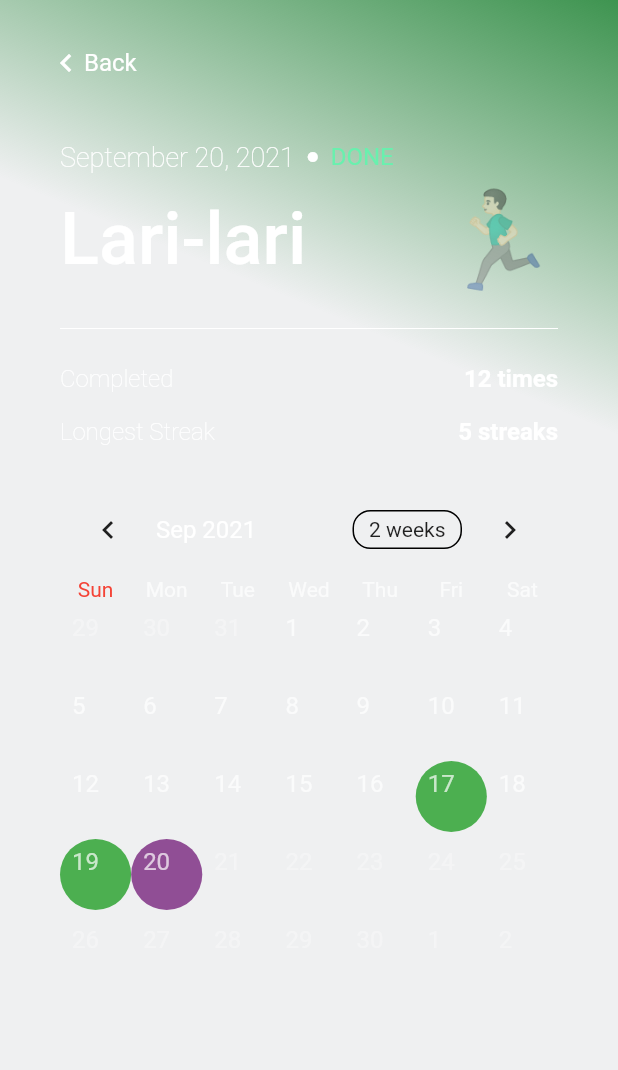
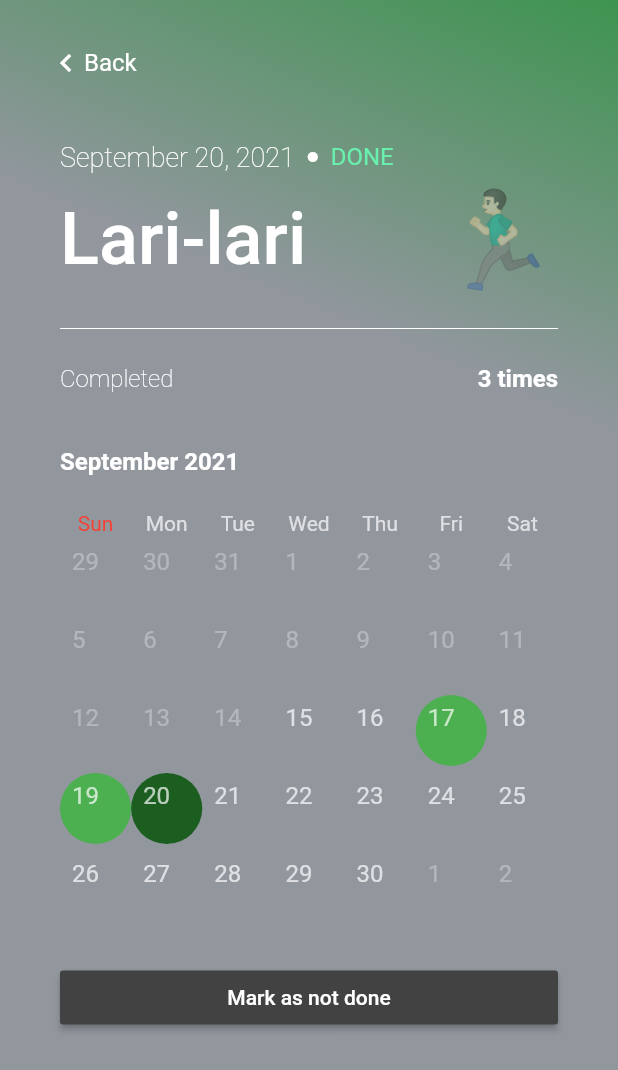
Before and after one commit to masbagal/habit_tracker_app, a Flutter app: the screen it shows after launch, after a tap on "🏃🏻‍♂️", on a phone screen of 412 x 824 dp. Shown: the top 1070 px of the screen. Run offline on Flutter 3.47's test engine with Material 2 defaults, Android fonts, the light colour scheme and no system bars; drawn by our look-alikes of table_calendar; our stand-ins replace date_picker_timeline, emoji_picker_flutter, hive, hive_flutter; accounts and stored records are empty.

Commit message:
can mark done/not done

```diff
--- a/lib/components/calendar_view.dart
+++ b/lib/components/calendar_view.dart
@@ -15,18 +15,22 @@ class DateCell extends StatelessWidget {
       {required this.day,
       this.isDisabled = false,
       this.isSelected = false,
-      this.isDone = true});
+      this.isDone = false});
 
   @override
   Widget build(BuildContext context) {
     final dayText = DateFormat.d().format(day);
     final color = isDisabled ? Colors.white30 : Colors.white70;
     final isShowCheckmark = isDone && !isDisabled;
-    final boxColor = isSelected
-        ? Color(0xff904E95)
-        : isShowCheckmark
-            ? Colors.green
-            : Colors.transparent;
+    Color boxColor = Colors.transparent;
+    if (isSelected && isShowCheckmark) {
+      boxColor = Color(0xff1b5e20);
+    } else if (isSelected) {
+      boxColor = Color(0xff904E95);
+    } else if (isShowCheckmark) {
+      boxColor = Colors.green;
+    }
+
     return Container(
       padding: EdgeInsets.all(8),
       decoration: BoxDecoration(
@@ -41,9 +45,12 @@ class DateCell extends StatelessWidget {
 class CalendarView extends StatefulWidget {
   final TaskTracker monthTrackingData;
   final onSelectedDateChanged;
+  final DateTime? firstDate;
 
   CalendarView(
-      {required this.monthTrackingData, required this.onSelectedDateChanged});
+      {required this.monthTrackingData,
+      required this.onSelectedDateChanged,
+      this.firstDate});
 
   @override
   _CalendarViewState createState() => _CalendarViewState();
@@ -55,7 +62,18 @@ class _CalendarViewState extends State<CalendarView> {
 
   @override
   Widget build(BuildContext context) {
-    return TableCalendar(
+    final month = DateFormat.yMMMM().format(_selectedDay);
+    return Column(
+      children: [
+        Align(
+          alignment: Alignment.bottomLeft,
+          child: Text(
+            month,
+            style: kTextBold,
+          ),
+        ),
+        SizedBox(height: 24),
+        TableCalendar(
           onDaySelected: (selectedDay, focusedDay) {
             setState(() {
               _selectedDay = selectedDay;
@@ -63,6 +81,11 @@ class _CalendarViewState extends State<CalendarView> {
               widget.onSelectedDateChanged(selectedDay);
             });
           },
+          onFormatChanged: (format) {
+            print(format);
+          },
+          headerVisible: false,
+          rangeSelectionMode: RangeSelectionMode.disabled,
           calendarBuilders: CalendarBuilders(
             headerTitleBuilder: (context, datetime) {
               final month = DateFormat.yMMM().format(datetime);
@@ -72,10 +95,14 @@ class _CalendarViewState extends State<CalendarView> {
               return DateCell(
                 day: day,
                 isSelected: isSameDay(_selectedDay, day),
+                isDone: widget.monthTrackingData.checkIsDoneWhereDate(day),
               );
             },
             selectedBuilder: (context, day, focusedDay) {
-          return DateCell(day: day, isDisabled: true);
+              return DateCell(
+                  day: day,
+                  isDisabled: true,
+                  isDone: widget.monthTrackingData.checkIsDoneWhereDate(day));
             },
             disabledBuilder: (context, day, focusedDay) {
               return DateCell(day: day, isDisabled: true);
@@ -102,9 +129,16 @@ class _CalendarViewState extends State<CalendarView> {
               );
             },
           ),
-      firstDay: DateTime.utc(2021, 9, 1),
-      lastDay: DateTime.now(),
+          firstDay: widget.firstDate != null
+              ? widget.firstDate!.subtract(Duration(days: 5))
+              : DateTime.now(),
+          lastDay: DateTime.now().add(Duration(days: 90)),
           focusedDay: DateTime.now(),
+          headerStyle:
+              HeaderStyle(titleTextStyle: TextStyle(color: Colors.white)),
+          availableGestures: AvailableGestures.horizontalSwipe,
+        ),
+      ],
     );
   }
 }
--- a/lib/components/hero_banner.dart
+++ b/lib/components/hero_banner.dart
@@ -31,6 +31,7 @@ class HeroBanner extends StatelessWidget {
   int countTaskDoneCount() {
     int count = 0;
     taskTrackerBox.keys.forEach((taskId) {
+      print('taskId' + taskId.toString());
       TaskTracker tracker = taskTrackerBox.get(taskId,
           defaultValue: TaskTracker(trackedDates: []));
       if (tracker.isTodayTaskDone()) {
@@ -82,8 +83,12 @@ class HeroBanner extends StatelessWidget {
                 Text(date, style: kHeroTextStyle),
                 Padding(
                   padding: const EdgeInsets.only(top: 16.0),
-                  child: Text('$totalDoneTaskToday of $totalTasks tasks done',
-                      style: kHeroSubTitleStyle),
+                  child: totalTasks > 0
+                      ? Text('$totalDoneTaskToday of $totalTasks tasks done',
+                          style: kHeroSubTitleStyle)
+                      : Text('No tasks to be tracked',
+                          style: kHeroSubTitleStyle.copyWith(
+                              color: Colors.white.withOpacity(0.7))),
                 )
               ],
             ),
--- a/lib/components/lists/task_list.dart
+++ b/lib/components/lists/task_list.dart
@@ -1,13 +1,15 @@
 import 'package:flutter/material.dart';
 import 'package:flutter_personal_tracker/components/task_card.dart';
+import 'package:flutter_personal_tracker/constant.dart';
 import 'package:flutter_personal_tracker/helpers/task_db.dart';
 import 'package:flutter_personal_tracker/model/task_entry.dart';
 import 'package:flutter_personal_tracker/screens/task_screen.dart';
 
 class TaskList extends StatefulWidget {
   final DateTime selectedDate;
+  final Function refreshHomePage;
 
-  TaskList({required this.selectedDate});
+  TaskList({required this.selectedDate, required this.refreshHomePage});
 
   @override
   _TaskListState createState() => _TaskListState();
@@ -24,7 +26,9 @@ class _TaskListState extends State<TaskList> {
           taskId: taskId,
         ),
       ),
-    );
+    ).then((value) {
+      widget.refreshHomePage();
+    });
   }
 
   @override
@@ -33,6 +37,8 @@ class _TaskListState extends State<TaskList> {
 
     List<Widget> renderTaskCard() {
       int index = 0;
+
+      if (taskList.isNotEmpty) {
         return taskList.map((task) {
           int taskId = taskBox.keyAt(index++);
           return TaskCard(
@@ -43,6 +49,29 @@ class _TaskListState extends State<TaskList> {
             onTap: handleNavigation,
           );
         }).toList();
+      } else {
+        return [
+          Container(
+              alignment: Alignment.center,
+              padding: EdgeInsets.symmetric(vertical: 48, horizontal: 16),
+              child: Column(
+                crossAxisAlignment: CrossAxisAlignment.center,
+                children: [
+                  Text(
+                    'No task(s) yet.',
+                    style: kTextLight.copyWith(fontSize: 24),
+                    textAlign: TextAlign.center,
+                  ),
+                  SizedBox(height: 24),
+                  Text(
+                    'Add your first task by tapping add button on the bottom corner.',
+                    style: kTextLight.copyWith(height: 1),
+                    textAlign: TextAlign.center,
+                  ),
+                ],
+              ))
+        ];
+      }
     }
 
     return Container(
--- a/lib/helpers/task_db.dart
+++ b/lib/helpers/task_db.dart
@@ -9,8 +9,8 @@ Future initTaskBox() async {
   await Hive.initFlutter();
   Hive.registerAdapter(TaskEntryAdapter());
   Hive.registerAdapter(TaskTrackerAdapter());
-  taskBox = await Hive.openBox<TaskEntry>('taskBoxw3Rs');
-  taskTrackerBox = await Hive.openBox<TaskTracker>('taskTrackerBox');
+  taskBox = await Hive.openBox<TaskEntry>('taskBosxsww3Rs');
+  taskTrackerBox = await Hive.openBox<TaskTracker>('tasksTrackerBox');
 
   // populate
   taskBox.put(1, TaskEntry.newTask(taskName: 'Lari-lari', taskIcon: '🏃🏻‍♂️'));
--- a/lib/model/task_tracker.dart
+++ b/lib/model/task_tracker.dart
@@ -31,4 +31,20 @@ class TaskTracker {
   bool isTodayTaskDone() {
     return checkIsDoneWhereDate(DateTime.now());
   }
+
+  void addDateEntry(DateTime date) {
+    trackedDates.add(date);
+  }
+
+  void removeDateEntry(DateTime date) {
+    int removedIndex = trackedDates.indexWhere((storedDate) {
+      bool isYearMatched = date.year == storedDate.year;
+      bool isMonthMatched = date.month == storedDate.month;
+      bool isDayMatched = date.day == storedDate.day;
+
+      return isYearMatched && isMonthMatched && isDayMatched;
+    });
+
+    trackedDates.removeAt(removedIndex);
+  }
 }
--- a/lib/screens/home_screen.dart
+++ b/lib/screens/home_screen.dart
@@ -13,6 +13,10 @@ class HomeScreen extends StatefulWidget {
 class _HomeScreenState extends State<HomeScreen> {
   DateTime selectedDate = DateTime.now();
 
+  void refreshHomePage() {
+    setState(() {});
+  }
+
   @override
   Widget build(BuildContext context) {
     return Scaffold(
@@ -24,7 +28,7 @@ class _HomeScreenState extends State<HomeScreen> {
                 builder: (context) => AddTaskScreen(),
               ),
             ).then((value) {
-              setState(() {});
+              refreshHomePage();
             });
           },
           elevation: 20,
@@ -72,6 +76,7 @@ class _HomeScreenState extends State<HomeScreen> {
                       ),
                       TaskList(
                         selectedDate: selectedDate,
+                        refreshHomePage: refreshHomePage,
                       ),
                     ],
                   ))
--- a/lib/screens/task_screen.dart
+++ b/lib/screens/task_screen.dart
@@ -25,10 +25,23 @@ class _TaskScreenState extends State<TaskScreen> {
     TaskTracker taskTracker = taskTrackerBox.get(widget.taskId,
         defaultValue: TaskTracker(trackedDates: []));
 
+    int totalCompletedTimes = taskTracker.trackedDates.length;
     bool isSelectedDayTaskDone = taskTracker.checkIsDoneWhereDate(selectedDate);
 
+    void handleMarkAsDone() {
+      taskTracker.addDateEntry(selectedDate);
+      taskTrackerBox.put(widget.taskId, taskTracker);
+      setState(() {});
+    }
+
+    void removeDoneMark() {
+      taskTracker.removeDateEntry(selectedDate);
+      taskTrackerBox.put(widget.taskId, taskTracker);
+      setState(() {});
+    }
+
     return Scaffold(
-      backgroundColor: Color(0x11162130),
+      backgroundColor: Color(0x77162130),
       body: Container(
         height: MediaQuery.of(context).size.height,
         decoration: BoxDecoration(
@@ -121,6 +134,7 @@ class _TaskScreenState extends State<TaskScreen> {
                     padding: const EdgeInsets.symmetric(
                         horizontal: 40, vertical: 16),
                     child: Column(
+                      crossAxisAlignment: CrossAxisAlignment.stretch,
                       children: [
                         Row(
                           mainAxisAlignment: MainAxisAlignment.spaceBetween,
@@ -130,34 +144,35 @@ class _TaskScreenState extends State<TaskScreen> {
                               style: kTextLight,
                             ),
                             Text(
-                              '12 times',
+                              '$totalCompletedTimes times',
                               style: kTextBold,
                             ),
                           ],
                         ),
-                        SizedBox(height: 16),
-                        Row(
-                          mainAxisAlignment: MainAxisAlignment.spaceBetween,
-                          children: [
-                            Text(
-                              'Longest Streak',
-                              style: kTextLight,
-                            ),
-                            Text(
-                              '5 streaks',
-                              style: kTextBold,
-                            ),
-                          ],
-                        ),
-                        SizedBox(height: 24),
+                        SizedBox(height: 36),
                         CalendarView(
+                          firstDate: task.taskStartDate,
                           monthTrackingData: taskTracker,
                           onSelectedDateChanged: (DateTime date) {
                             setState(() {
                               selectedDate = date;
                             });
                           },
-                        )
+                        ),
+                        SizedBox(height: 24),
+                        MaterialButton(
+                          onPressed: isSelectedDayTaskDone
+                              ? removeDoneMark
+                              : handleMarkAsDone,
+                          textColor: Colors.white,
+                          color: isSelectedDayTaskDone
+                              ? Colors.grey[800]
+                              : Colors.green[900],
+                          child: isSelectedDayTaskDone
+                              ? Text('Mark as not done')
+                              : Text('Mark as done'),
+                        ),
+                        SizedBox(height: 48),
                       ],
                     ),
                   )
--- a/pubspec.yaml
+++ b/pubspec.yaml
@@ -33,6 +33,7 @@ dependencies:
   hive: ^2.0.4
   hive_flutter: ^1.1.0
   emoji_picker_flutter: ^1.0.7
+  confetti: ^0.6.0
 
 dev_dependencies:
   flutter_test:
```
Also changed, not shown: pubspec.lock. Lines whose indentation alone changed are shown as unchanged.
